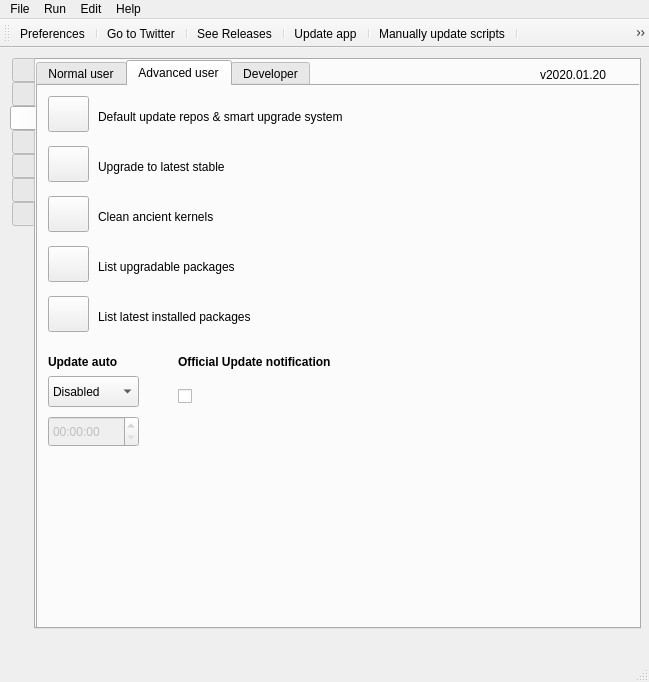
adgellida/ubunsys, file src/mainwindow.ui: the form before one commit.
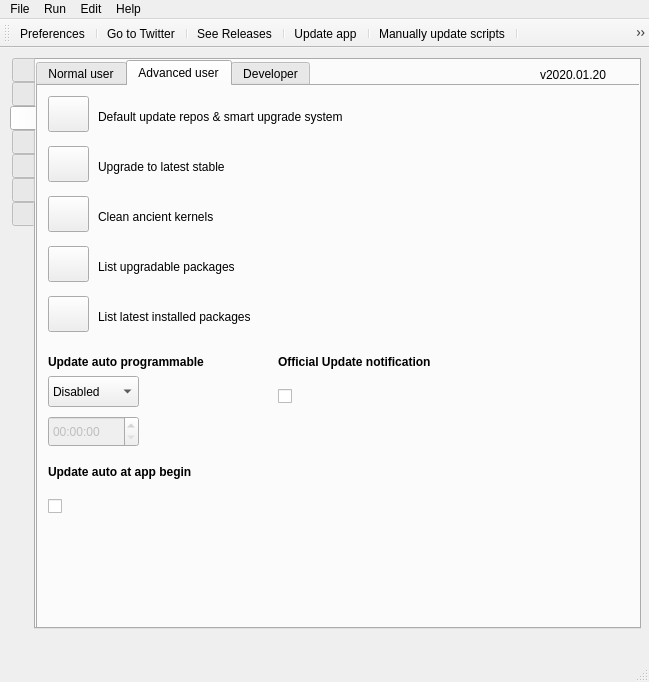
The form after the commit. The open tabs and pages were chosen to show the change. Icons and pictures are not drawn.

Commit message: "Adding SysTray Icon"

```diff
--- a/src/mainwindow.ui
+++ b/src/mainwindow.ui
@@ -736,7 +736,7 @@
          <rect>
           <x>10</x>
           <y>260</y>
-          <width>111</width>
+          <width>201</width>
           <height>31</height>
          </rect>
         </property>
@@ -747,7 +747,7 @@
          </font>
         </property>
         <property name="text">
-         <string>Update auto</string>
+         <string>Update auto programmable</string>
         </property>
        </widget>
        <widget class="QComboBox" name="comboBoxUpdate">
@@ -889,7 +889,7 @@
         </property>
         <property name="geometry">
          <rect>
-          <x>140</x>
+          <x>240</x>
           <y>290</y>
           <width>51</width>
           <height>41</height>
@@ -914,7 +914,7 @@
        <widget class="QLabel" name="label_63">
         <property name="geometry">
          <rect>
-          <x>140</x>
+          <x>240</x>
           <y>260</y>
           <width>261</width>
           <height>31</height>
@@ -930,6 +930,53 @@
          <string>Official Update notification</string>
         </property>
        </widget>
+       <widget class="QLabel" name="label_131">
+        <property name="geometry">
+         <rect>
+          <x>10</x>
+          <y>370</y>
+          <width>191</width>
+          <height>31</height>
+         </rect>
+        </property>
+        <property name="font">
+         <font>
+          <weight>75</weight>
+          <bold>true</bold>
+         </font>
+        </property>
+        <property name="text">
+         <string>Update auto at app begin</string>
+        </property>
+       </widget>
+       <widget class="QCheckBox" name="checkBoxUpdateAutoAppBegin">
+        <property name="enabled">
+         <bool>true</bool>
+        </property>
+        <property name="geometry">
+         <rect>
+          <x>10</x>
+          <y>400</y>
+          <width>51</width>
+          <height>41</height>
+         </rect>
+        </property>
+        <property name="styleSheet">
+         <string notr="true"/>
+        </property>
+        <property name="text">
+         <string/>
+        </property>
+        <property name="iconSize">
+         <size>
+          <width>16</width>
+          <height>16</height>
+         </size>
+        </property>
+        <property name="tristate">
+         <bool>false</bool>
+        </property>
+       </widget>
       </widget>
       <widget class="QWidget" name="tab_10">
        <attribute name="title">
```
Left out of the diff: 44 changed lines with no effect on the pictures. The commit also changes 5 other files.
